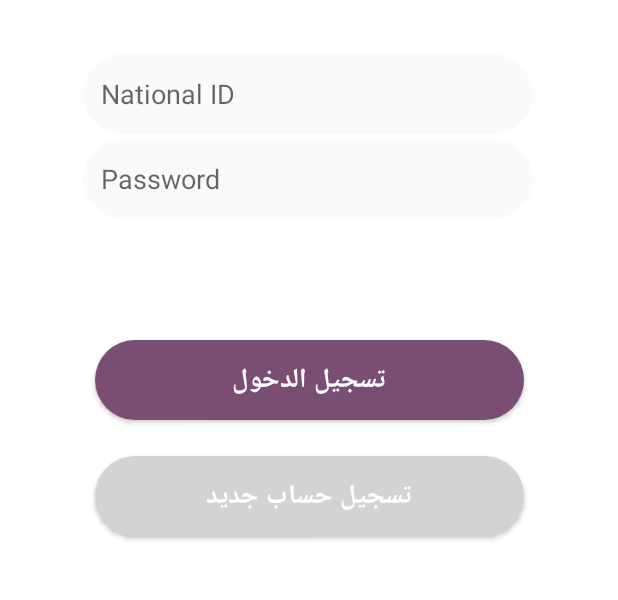
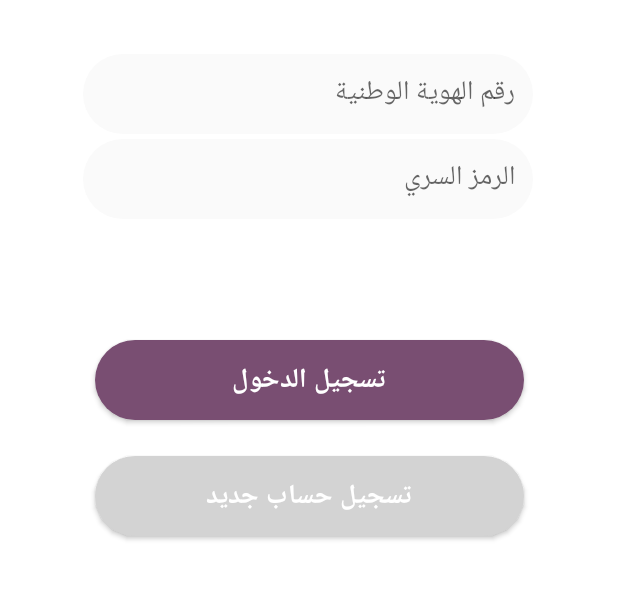
Before and after one commit to noufalmedlej/MyHealthBuddy, an Android app: the screen it shows after launch (SigninActivity), after a tap on "تسجيل دخول", on a phone screen of 412 x 824 dp, the part 374-974 px from its top. Run offline under Robolectric (Android 15) with nearby library versions, the phone set to English and light mode, and no system bars; our stand-ins replace Firebase (no records; nobody signed in at launch, a user with empty details on screens opened directly); libraries missing offline, so code that uses them is left out: com.onesignal; 4 statements that could not run were skipped.

Commit message:
log in fixed

```diff
--- a/app/src/main/java/com/example/myhealthbuddy/Register.java
+++ b/app/src/main/java/com/example/myhealthbuddy/Register.java
@@ -161,12 +161,13 @@ public class Register extends AppCompatActivity {
         super.onStart();
         mAuth = FirebaseAuth.getInstance();
         FirebaseUser currentUser=mAuth.getCurrentUser();
-        if (currentUser!=null)
+        // no because we want log in every time
+        /*if (currentUser!=null)
         {
 
             SendUserToMainActivity();
 
-        }
+        }*/
 
     }
 
--- a/app/src/main/res/layout/login.xml
+++ b/app/src/main/res/layout/login.xml
@@ -23,7 +23,7 @@
         android:layout_height="53dp"
         android:background="@drawable/sginin_style"
         android:ems="10"
-        android:hint="National ID"
+        android:hint="رقم الهوية الوطنية"
         android:inputType="textEmailAddress"
         app:layout_constraintBottom_toBottomOf="parent"
         app:layout_constraintEnd_toEndOf="parent"
@@ -39,7 +39,8 @@
         android:layout_marginTop="264dp"
         android:background="@drawable/sginin_style"
         android:ems="10"
-        android:hint="Password"
+        android:gravity="right"
+        android:hint="الرمز السري"
         android:inputType="textPassword"
         app:layout_constraintBottom_toBottomOf="parent"
         app:layout_constraintEnd_toEndOf="parent"
```
